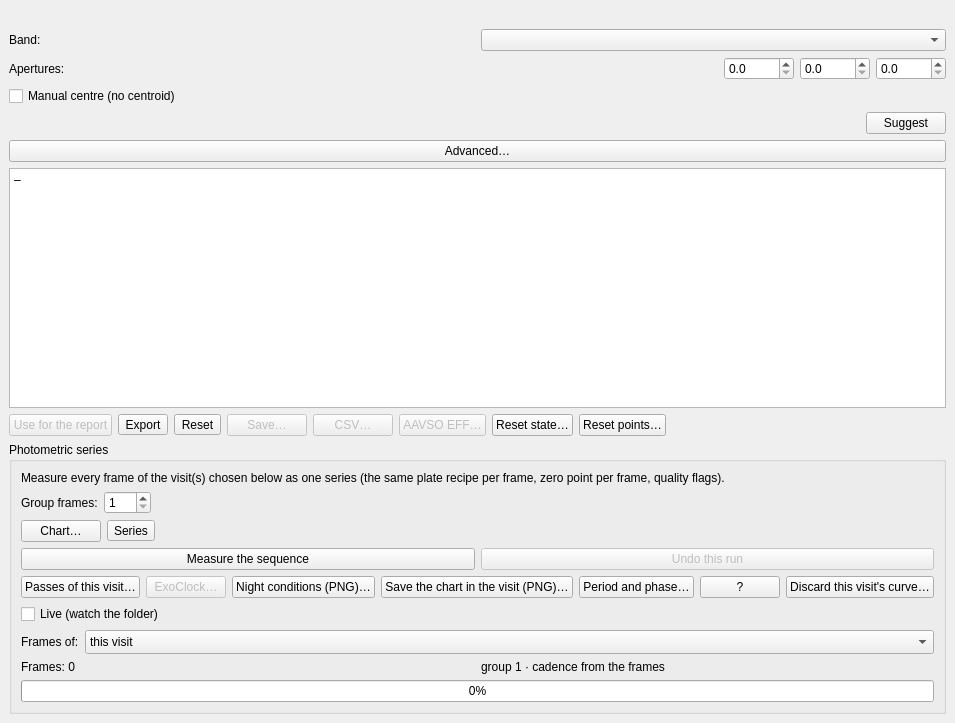
This is nightscribe/gui/ui/ufe_measure_tab.ui in irydeo/nightscribe as Qt 5 draws it before an edit. The edited form follows.
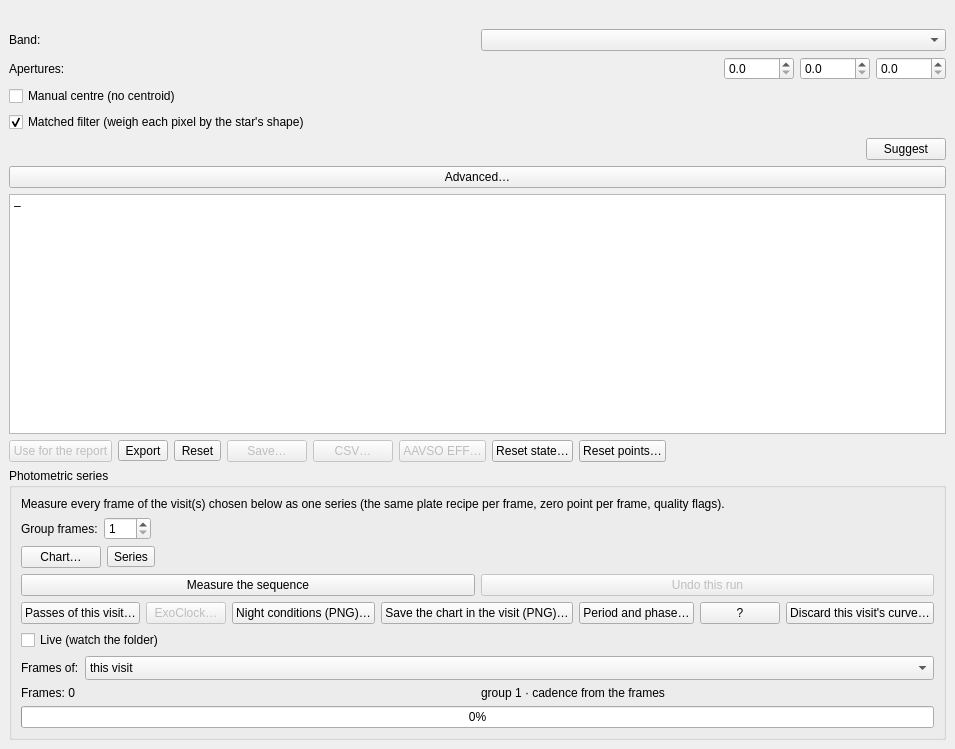
This is the edited form.

Commit message: fix(gui): the matched filter's switch, where the observer can find it

Diff of the .ui file:
```diff
--- a/nightscribe/gui/ui/ufe_measure_tab.ui
+++ b/nightscribe/gui/ui/ufe_measure_tab.ui
@@ -170,6 +170,23 @@
       </item>
      </layout>
     </item>
+      <item>
+       <widget class="QCheckBox" name="chk_matched">
+        <property name="checked">
+         <bool>true</bool>
+        </property>
+        <property name="text">
+         <string>Matched filter (weigh each pixel by the star's shape)</string>
+        </property>
+        <property name="toolTip">
+         <string>WHAT IT IS: instead of adding up the pixels inside a circle, each pixel is weighed by how much light the star's shape says it should hold, and the total is divided by the sum of those weights. With a known shape and white noise that is the best linear estimator there is, so it is not a trick, it is the arithmetic optimum. It is applied to the target AND to every comparison star, because the zero point has to come from the same arithmetic as the target.
+
+WHAT IT PRODUCES, measured on real 2025 UR data: 1.55 to 1.63 times the aperture's signal-to-noise on a 139-frame stack; the zero point's error 2.6 times smaller (0.035 against 0.092 magnitudes); and the brightness bias at low signal-to-noise halved (from +0.54 to +0.23 magnitudes at SNR 9). It costs 3 % more time. The shape comes from the seeing measured on the plate, so nothing extra is asked of you.
+
+THE RISKS, said plainly: it moves the magnitude that gets published, so a curve built before this will show a step of around 0.05 to 0.15 magnitudes (towards the truth, not away from it); and its flux follows the shape of the star, so where that shape changes across the field (a visit with two runs, a field with coma) it can move by 0.1 magnitudes from star to star, which the zero point spreads out but does not erase. Both were measured against a real catalogue (40 Gaia stars on a real visit): the zero point's error is 0.012 magnitudes against the aperture's 0.010, and against the catalogue the aperture UNDERESTIMATES the faint stars by 0.037 magnitudes where the filter is off by 0.007. It has not been checked on host-subtracted images, nor with a trailed object. The aperture's value is kept beside the reported one either way, so you can always compare. Untick it to go back to the aperture: the proven path</string>
+        </property>
+       </widget>
+      </item>
     <item>
      <layout class="QHBoxLayout" name="row_suggest">
       <item>
```
Left out of the diff: 2 changed lines with no effect on the pictures. The commit also changes 24 other files.
